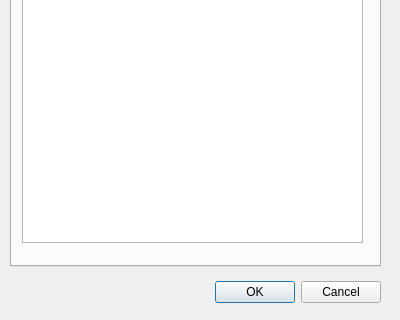
Above: shapelisting.ui from hknistanaki/HWGP01 before the change; both pictures show x 0 to 400 and y 234 to 554 of the 400 by 554 pixel window. Below: the same form after it.
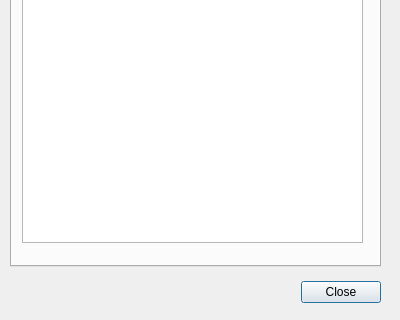
That is the form after the change.

Patch:
```diff
--- a/shapelisting.ui
+++ b/shapelisting.ui
@@ -26,7 +26,7 @@
     <enum>Qt::Horizontal</enum>
    </property>
    <property name="standardButtons">
-    <set>QDialogButtonBox::Cancel|QDialogButtonBox::Ok</set>
+    <set>QDialogButtonBox::Close</set>
    </property>
   </widget>
   <widget class="QTabWidget" name="tabWidget">
```
